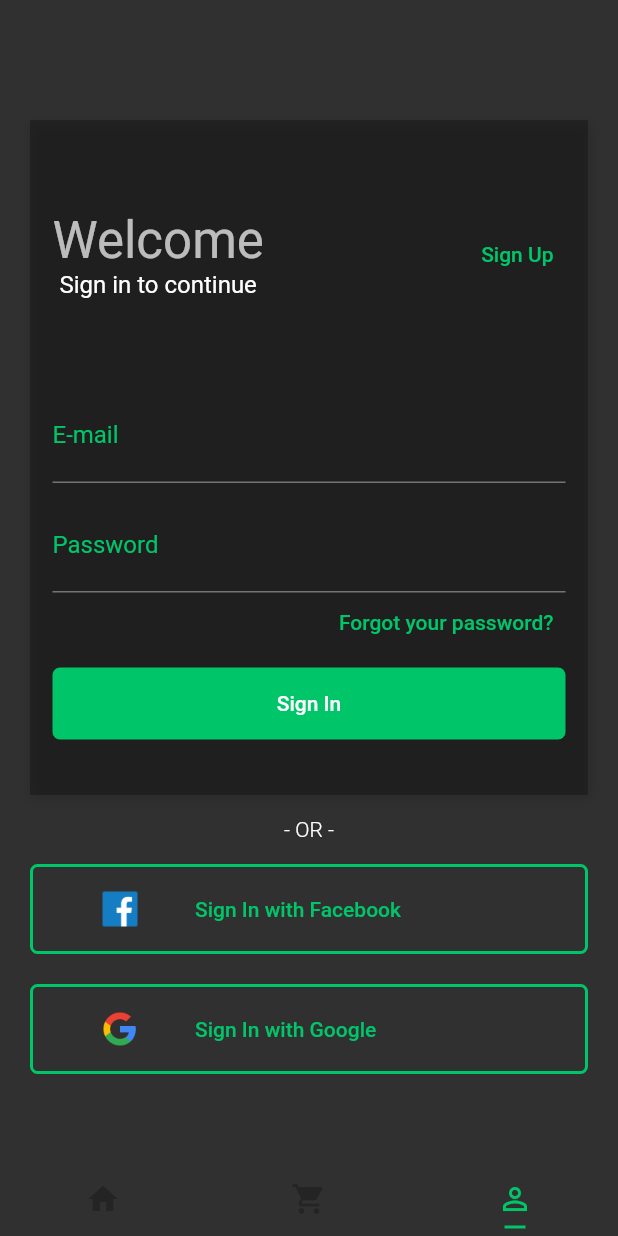
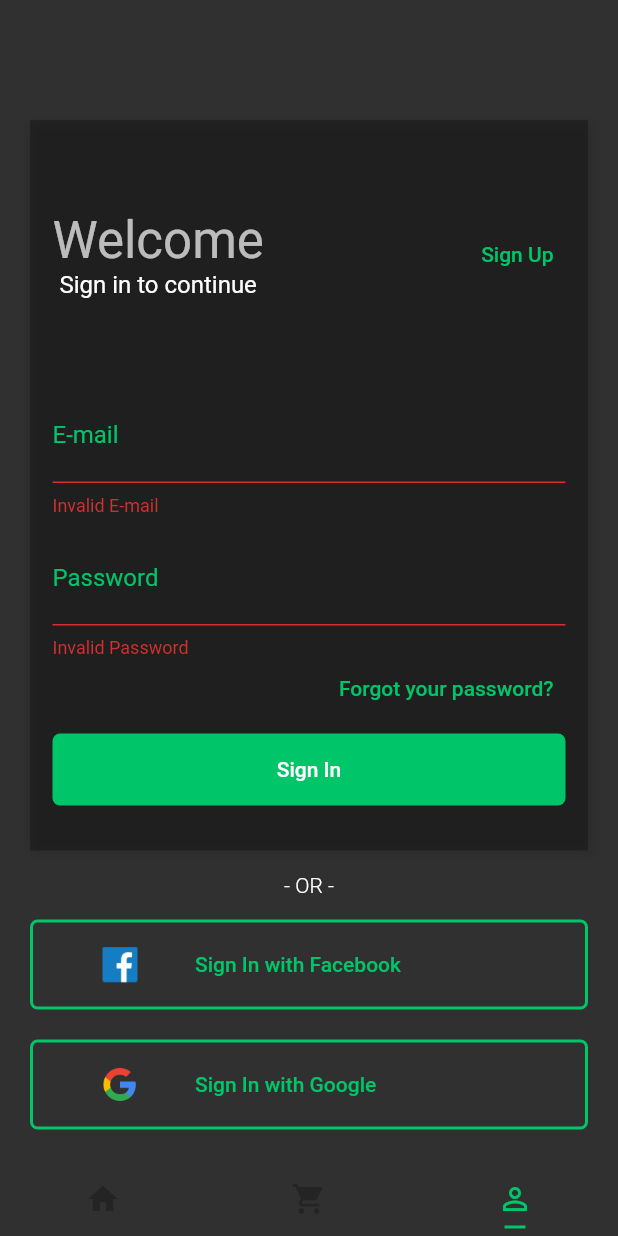
Before and after one commit to MyllaGraciani/exercicios-flutter, a Flutter app: the screen it shows after launch, item 3 of the bottom bar chosen, after a tap on "Sign In", on a phone screen of 412 x 824 dp. Run offline on Flutter 3.47's test engine with Material 2 defaults, Android fonts, the phone set to English and light mode, and no system bars; our stand-ins replace flutter_masked_text.

```diff
--- a/flutter-layouts/shopping/lib/pages/login.page.dart
+++ b/flutter-layouts/shopping/lib/pages/login.page.dart
@@ -3,6 +3,10 @@ import 'package:flutter/material.dart';
 import 'package:shopping/pages/signup.page.dart';
 
 class LoginPage extends StatelessWidget {
+  final _formKey = GlobalKey<FormState>();
+  String _email;
+  String _password; // _ antes do nome da var é pq são privadas
+
   @override
   Widget build(BuildContext context) {
     return Scaffold(
@@ -18,7 +22,6 @@ class LoginPage extends StatelessWidget {
             children: <Widget>[
               //card
               Container(
-                height: 450,
                 decoration: BoxDecoration(
                   color: Theme.of(context).accentColor,
                   boxShadow: [
@@ -36,6 +39,8 @@ class LoginPage extends StatelessWidget {
                     right: 15,
                     top: 60,
                   ),
+                  child: Form(
+                    key: _formKey,
                     child: Column(
                       children: <Widget>[
                         Row(
@@ -87,6 +92,13 @@ class LoginPage extends StatelessWidget {
                           style: TextStyle(
                             fontSize: 20,
                           ),
+                          validator: (value) {
+                            if (value.isEmpty) {
+                              return 'Invalid E-mail';
+                            }
+                            return null;
+                          },
+                          onSaved: (input) => _email = input,
                         ),
                         SizedBox(
                           height: 10,
@@ -106,6 +118,13 @@ class LoginPage extends StatelessWidget {
                           style: TextStyle(
                             fontSize: 20,
                           ),
+                          validator: (value) {
+                            if (value.isEmpty) {
+                              return 'Invalid Password';
+                            }
+                            return null;
+                          },
+                          onSaved: (input) => _password = input,
                         ),
                         Container(
                           height: 40,
@@ -136,16 +155,25 @@ class LoginPage extends StatelessWidget {
                               style: TextStyle(color: Colors.white),
                             ),
                             onPressed: () {
-                            // Navigator.push(
-                            //   context,
-                            //   MaterialPageRoute(
-                            //     builder: (context) => HomePage(),
-                            //   ),
-                            // );
+                              if (_formKey.currentState.validate()) {
+                                _formKey.currentState.save();
+                                print(_email);
+                                print(_password);
+
+                                ScaffoldMessenger.of(context).showSnackBar(
+                                  SnackBar(
+                                    content: Text("Welcome, $_email"),
+                                  ),
+                                );
+                              }
                             },
                           ),
                         ),
+                        SizedBox(
+                          height: 30,
+                        ),
                       ],
+                    ),
                   ),
                 ),
               ),
```
Lines whose indentation alone changed are shown as unchanged.
